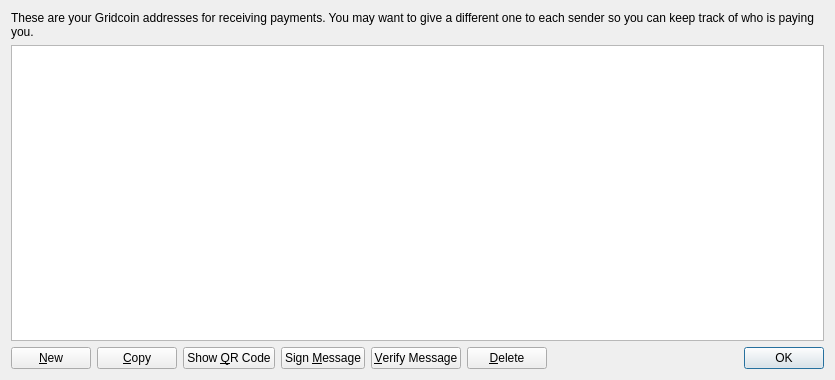
gridcoin-community/Gridcoin-Research, file src/qt/forms/addressbookpage.ui: the form before one commit.
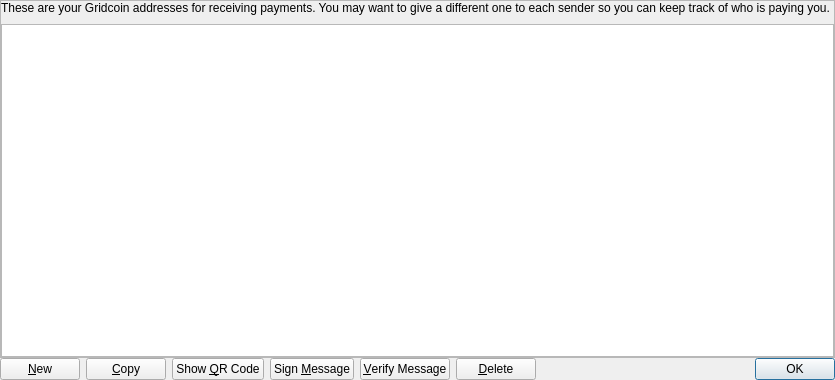
The form after the commit. Icons and pictures are not drawn.

The edit to the form file:
```diff
--- a/src/qt/forms/addressbookpage.ui
+++ b/src/qt/forms/addressbookpage.ui
@@ -14,6 +14,45 @@
    <string>Address Book</string>
   </property>
   <layout class="QVBoxLayout" name="verticalLayout">
+   <property name="spacing">
+    <number>0</number>
+   </property>
+   <property name="leftMargin">
+    <number>0</number>
+   </property>
+   <property name="topMargin">
+    <number>0</number>
+   </property>
+   <property name="rightMargin">
+    <number>0</number>
+   </property>
+   <property name="bottomMargin">
+    <number>0</number>
+   </property>
+   <item>
+    <widget class="QFrame" name="wrapperFrame">
+     <property name="frameShape">
+      <enum>QFrame::StyledPanel</enum>
+     </property>
+     <property name="frameShadow">
+      <enum>QFrame::Raised</enum>
+     </property>
+     <layout class="QVBoxLayout" name="verticalLayout_2">
+      <property name="spacing">
+       <number>9</number>
+      </property>
+      <property name="leftMargin">
+       <number>0</number>
+      </property>
+      <property name="topMargin">
+       <number>0</number>
+      </property>
+      <property name="rightMargin">
+       <number>0</number>
+      </property>
+      <property name="bottomMargin">
+       <number>0</number>
+      </property>
    <item>
     <widget class="QLabel" name="explanationLabel">
      <property name="text">
@@ -58,8 +97,27 @@
      </attribute>
     </widget>
    </item>
+     </layout>
+    </widget>
+   </item>
    <item>
+    <widget class="QFrame" name="buttonFrame">
+     <property name="buttonFrame" stdset="0">
+      <bool>true</bool>
+     </property>
     <layout class="QHBoxLayout" name="horizontalLayout">
+      <property name="leftMargin">
+       <number>0</number>
+      </property>
+      <property name="topMargin">
+       <number>0</number>
+      </property>
+      <property name="rightMargin">
+       <number>0</number>
+      </property>
+      <property name="bottomMargin">
+       <number>0</number>
+      </property>
      <item>
       <widget class="QPushButton" name="newAddressButton">
        <property name="toolTip">
@@ -168,6 +226,7 @@
       </widget>
      </item>
     </layout>
+    </widget>
    </item>
   </layout>
  </widget>
```
Left out of the diff: 19 changed lines with no effect on the pictures. Lines whose indentation alone changed are shown as unchanged.
